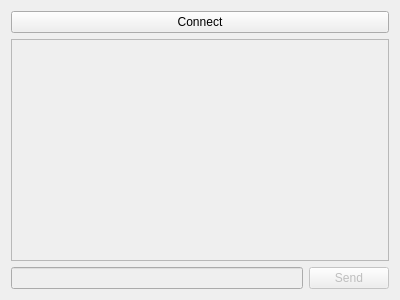
The window that Client/chatwindow.ui (aliabodaraa/chat_disktop_application_with_Qt) describes before a commit, drawn with Qt 5.
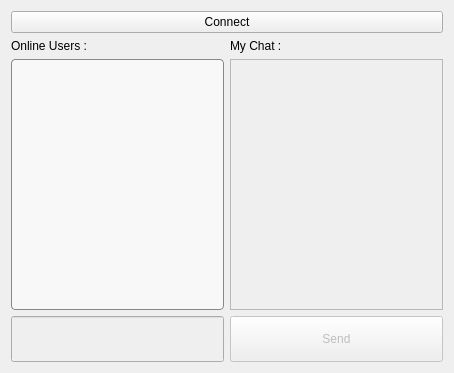
The same window after the commit.

Commit message: #2 : implement Online Users and Greetings new user

The edit to the form file:
```diff
--- a/Client/chatwindow.ui
+++ b/Client/chatwindow.ui
@@ -6,43 +6,78 @@
    <rect>
     <x>0</x>
     <y>0</y>
-    <width>400</width>
-    <height>300</height>
+    <width>454</width>
+    <height>373</height>
    </rect>
   </property>
   <property name="windowTitle">
    <string>Qt Simple Chat Client</string>
   </property>
+  <property name="styleSheet">
+   <string notr="true"/>
+  </property>
   <layout class="QGridLayout" name="gridLayout">
+   <item row="3" column="0">
+    <widget class="QLineEdit" name="messageEdit">
+     <property name="enabled">
+      <bool>false</bool>
+     </property>
+     <property name="styleSheet">
+      <string notr="true">height:40%;
+width:60%;</string>
+     </property>
+    </widget>
+   </item>
    <item row="0" column="0" colspan="2">
     <widget class="QPushButton" name="connectButton">
+     <property name="autoFillBackground">
+      <bool>true</bool>
+     </property>
+     <property name="styleSheet">
+      <string notr="true"/>
+     </property>
      <property name="text">
       <string>Connect</string>
      </property>
     </widget>
    </item>
-   <item row="1" column="0" colspan="2">
+   <item row="2" column="1">
     <widget class="QListView" name="chatView">
      <property name="enabled">
       <bool>false</bool>
      </property>
+     <property name="styleSheet">
+      <string notr="true">chatView{
+border-radius: 4;
+background-color: rgb(248, 248, 248);
+border:1px solid #888;}
+chatView::item{
+    color: white;
+font-size:20px;
+    border: none;
+height:40px;
+margin:1px 0px 0px 0px;
+   border-radius: 4;
+   background-color: #444;
+   border:1px solid #888;
+}</string>
+     </property>
      <property name="editTriggers">
       <set>QAbstractItemView::NoEditTriggers</set>
      </property>
     </widget>
    </item>
-   <item row="2" column="0">
-    <widget class="QLineEdit" name="messageEdit">
-     <property name="enabled">
-      <bool>false</bool>
-     </property>
-    </widget>
-   </item>
-   <item row="2" column="1">
+   <item row="3" column="1">
     <widget class="QPushButton" name="sendButton">
      <property name="enabled">
       <bool>false</bool>
      </property>
+     <property name="styleSheet">
+      <string notr="true">padding:2px;
+height:40%;
+width:40%;
+</string>
+     </property>
      <property name="text">
       <string>Send</string>
      </property>
@@ -51,6 +86,41 @@
      </property>
     </widget>
    </item>
+   <item row="2" column="0">
+    <widget class="QListWidget" name="listWidget">
+     <property name="styleSheet">
+      <string notr="true">QListWidget{
+border-radius: 4;
+background-color: rgb(248, 248, 248);
+border:1px solid #888;
+}
+QListWidget::item{
+   color: white;
+   font-size:20px;
+   border: none;
+   height:40px;
+   margin:1px;
+   border-radius: 4;
+   background-color: #444;
+   border:1px solid #888;
+}</string>
+     </property>
+    </widget>
+   </item>
+   <item row="1" column="0">
+    <widget class="QLabel" name="label">
+     <property name="text">
+      <string>Online Users :</string>
+     </property>
+    </widget>
+   </item>
+   <item row="1" column="1">
+    <widget class="QLabel" name="label_2">
+     <property name="text">
+      <string>My Chat :</string>
+     </property>
+    </widget>
+   </item>
   </layout>
  </widget>
  <resources/>
```
The commit also changes 12 other files.
